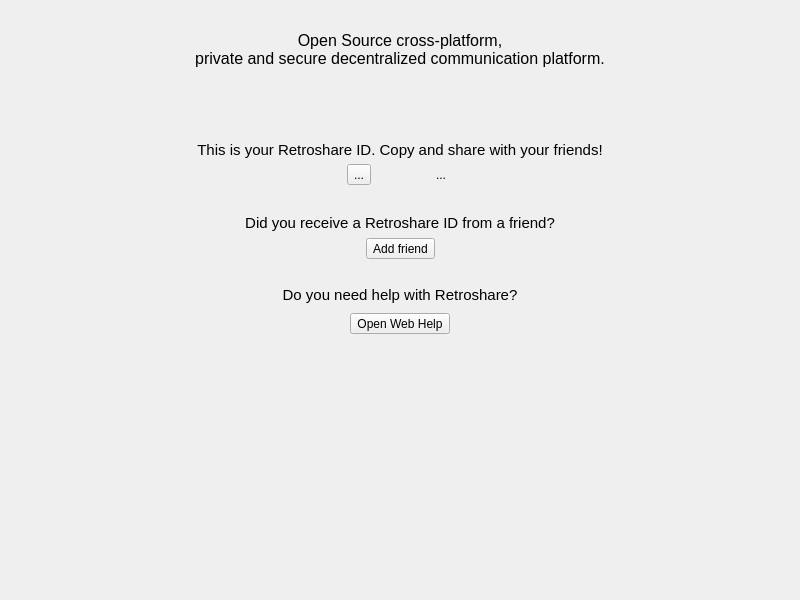
The window that retroshare-gui/src/gui/HomePage.ui (RetroShare/RetroShare) describes before a commit, drawn with Qt 5.
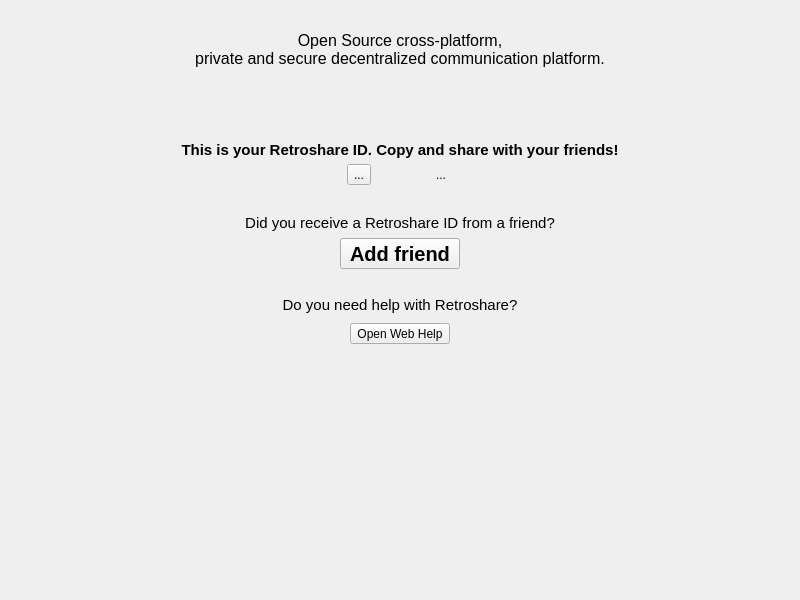
The same window after the commit. Icons and pictures are not drawn.

Patch:
```diff
--- a/retroshare-gui/src/gui/HomePage.ui
+++ b/retroshare-gui/src/gui/HomePage.ui
@@ -89,6 +89,8 @@
         <property name="font">
          <font>
           <pointsize>11</pointsize>
+          <weight>75</weight>
+          <bold>true</bold>
          </font>
         </property>
         <property name="text">
@@ -289,6 +291,13 @@
       </item>
       <item row="1" column="1">
        <widget class="QToolButton" name="addButton">
+        <property name="font">
+         <font>
+          <pointsize>15</pointsize>
+          <weight>75</weight>
+          <bold>true</bold>
+         </font>
+        </property>
         <property name="text">
          <string>Add friend</string>
         </property>
```
Left out of the diff: 4 changed lines with no effect on the pictures.
